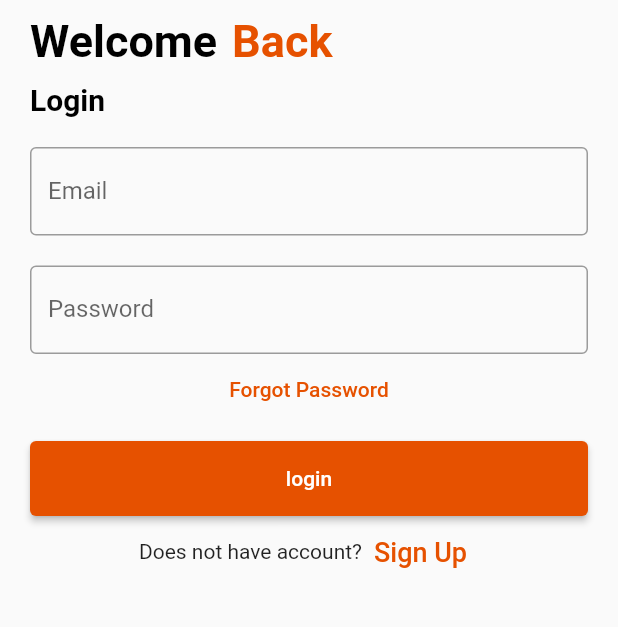
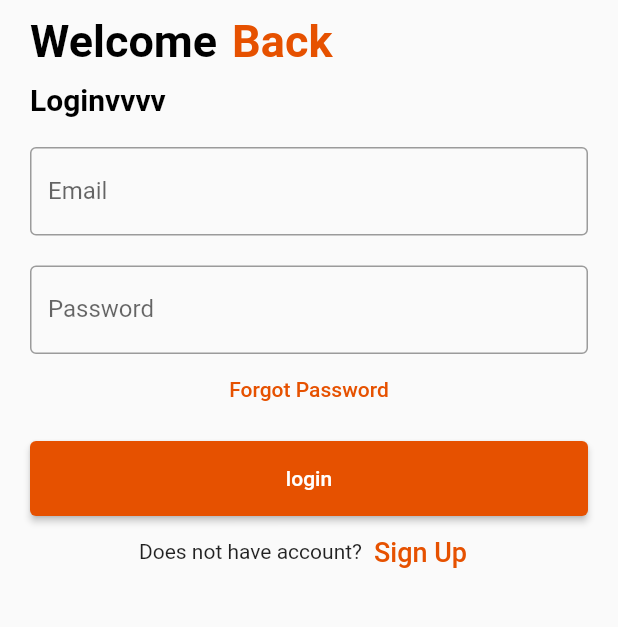
Before and after one commit to mariannader/OrangeApp, a Flutter app: the Login screen opened directly, on a phone screen of 412 x 824 dp, the part 317-944 px from its top. Run offline on Flutter 3.47's test engine with Material 2 defaults, Android fonts, the phone set to English and light mode, and no system bars.

Commit message:
Update login.dart

```diff
--- a/orange_app/lib/screens/login.dart
+++ b/orange_app/lib/screens/login.dart
@@ -52,7 +52,7 @@ class Login extends StatelessWidget {
             Container(
               padding: EdgeInsets.only(left: 10, bottom: 10),
               child: const Text(
-                'Login',
+                'Loginvvvv',
                 style: TextStyle(
                     color: Colors.black,
                     fontWeight: FontWeight.bold,
```
